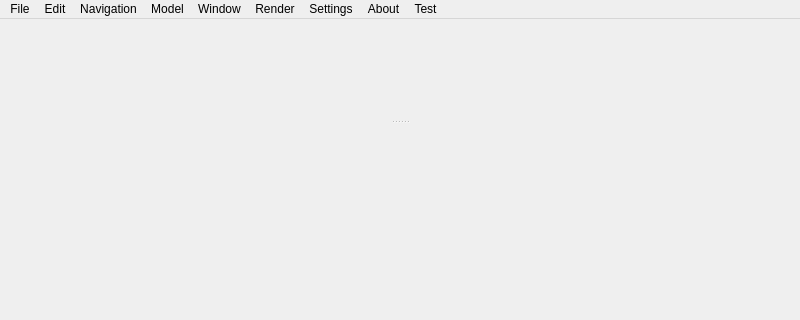
This is src/MainWindow.ui in IDREsandbox/vsim as Qt 5 draws it before an edit; both pictures show x 0 to 800 and y 0 to 320 of the 800 by 654 pixel window. The edited form follows.
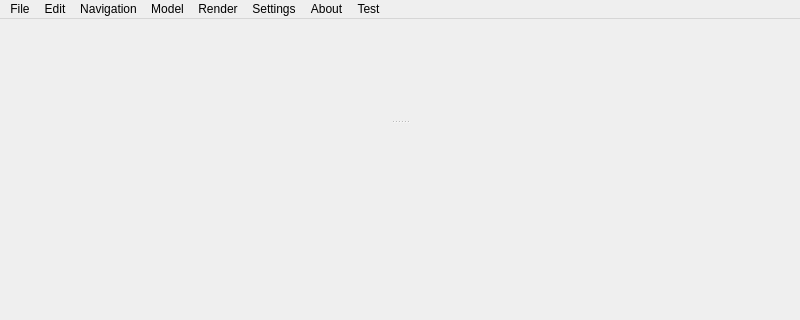
This is the edited form. Custom widgets are drawn as their Qt base class.

Commit message: removed Window tab, moved to Edit, Model

```diff
--- a/src/MainWindow.ui
+++ b/src/MainWindow.ui
@@ -116,15 +116,6 @@
     <property name="title">
      <string>Edit</string>
     </property>
-   </widget>
-   <widget class="QMenu" name="menuWindows">
-    <property name="title">
-     <string>Window</string>
-    </property>
-    <addaction name="actionModel_Outliner"/>
-    <addaction name="actionTime_Slider"/>
-    <addaction name="switches"/>
-    <addaction name="separator"/>
     <addaction name="actionHistory"/>
    </widget>
    <widget class="QMenu" name="menuNavigation">
@@ -163,7 +154,6 @@
    <addaction name="menuEdit"/>
    <addaction name="menuNavigation"/>
    <addaction name="menuModel"/>
-   <addaction name="menuWindows"/>
    <addaction name="menuRender"/>
    <addaction name="menuSettings"/>
    <addaction name="menuAbout"/>
```
Left out of the diff: 3 changed lines with no effect on the pictures. The commit also changes 2 other files.
